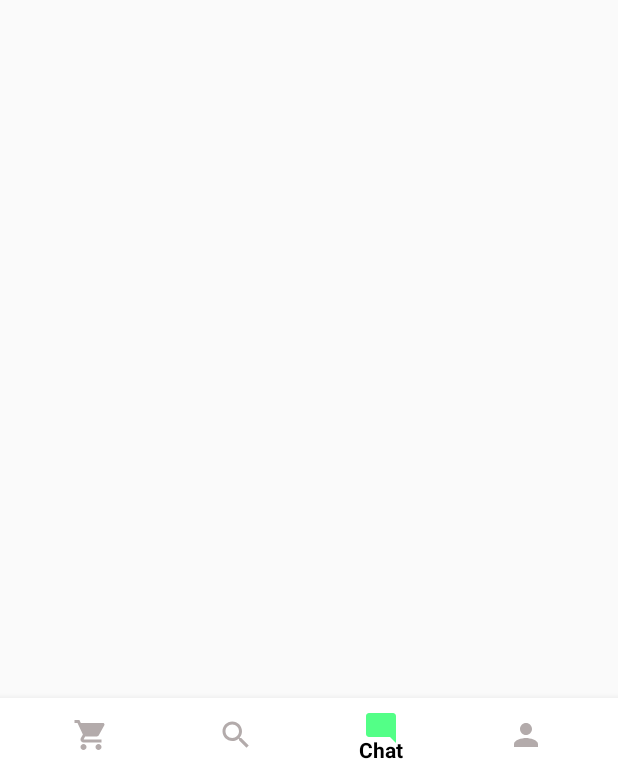
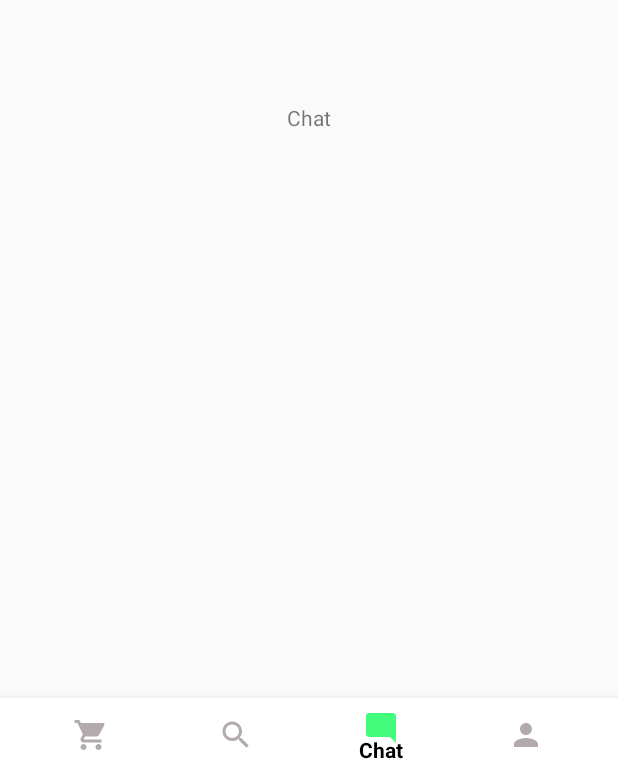
Before and after one commit to HolkerDev/Wholesale, an Android app: the screen it shows after launch (MainActivity), item 3 of the bottom bar chosen, on a phone screen of 412 x 824 dp. Shown: the part 463-1233 px from the top of the screen. Run offline under Robolectric (Android 15) with nearby library versions, the phone set to English and light mode, and no system bars; libraries missing offline, so code that uses them is left out: com.parse; 6 statements that could not run were skipped.

Commit message:
Add fragments to navigation

```diff
--- /dev/null
+++ b/app/src/main/java/com/dev/holker/wholesale/ChatFragment.kt
@@ -0,0 +1,13 @@
+package com.dev.holker.wholesale
+
+import android.os.Bundle
+import android.support.v4.app.Fragment
+import android.view.LayoutInflater
+import android.view.View
+import android.view.ViewGroup
+
+class ChatFragment : Fragment() {
+    override fun onCreateView(inflater: LayoutInflater, container: ViewGroup?, savedInstanceState: Bundle?): View? {
+        return inflater.inflate(R.layout.fragment_chat, null)
+    }
+}
--- a/app/src/main/java/com/dev/holker/wholesale/MainActivity.kt
+++ b/app/src/main/java/com/dev/holker/wholesale/MainActivity.kt
@@ -2,11 +2,45 @@ package com.dev.holker.wholesale
 
 import android.support.v7.app.AppCompatActivity
 import android.os.Bundle
+import android.support.design.widget.BottomNavigationView
+import android.support.v4.app.Fragment
+import android.view.MenuItem
+import kotlinx.android.synthetic.main.activity_main.*
 
-class MainActivity : AppCompatActivity() {
+class MainActivity : AppCompatActivity(), BottomNavigationView.OnNavigationItemSelectedListener {
+
+    override fun onNavigationItemSelected(p0: MenuItem): Boolean {
+        when (p0.itemId) {
+            R.id.navigation_orders -> {
+                loadFragment(OrdersFragment())
+                return true
+            }
+            R.id.navigation_search -> {
+                loadFragment(SearchFragment())
+                return true
+            }
+            R.id.navigation_chat -> {
+                loadFragment(ChatFragment())
+                return true
+            }
+            R.id.navigation_profile -> {
+                loadFragment(ProfileFragment())
+                return true
+            }
+        }
+        return false
+    }
+
+    private fun loadFragment(fragment: Fragment): Boolean {
+        supportFragmentManager.beginTransaction().replace(R.id.fragmemt_container, fragment).commit()
+        return true
+    }
 
     override fun onCreate(savedInstanceState: Bundle?) {
         super.onCreate(savedInstanceState)
         setContentView(R.layout.activity_main)
+
+        navigation_bottom.setOnNavigationItemSelectedListener(this)
+        loadFragment(OrdersFragment())
     }
 }
--- /dev/null
+++ b/app/src/main/java/com/dev/holker/wholesale/OrdersFragment.kt
@@ -0,0 +1,14 @@
+package com.dev.holker.wholesale
+
+import android.os.Bundle
+import android.support.v4.app.Fragment
+import android.view.LayoutInflater
+import android.view.View
+import android.view.ViewGroup
+
+
+class OrdersFragment : Fragment() {
+    override fun onCreateView(inflater: LayoutInflater, container: ViewGroup?, savedInstanceState: Bundle?): View? {
+        return inflater.inflate(R.layout.fragment_orders, null)
+    }
+}
--- a/app/src/main/res/color/bottom_navigation_colors.xml
+++ b/app/src/main/res/color/bottom_navigation_colors.xml
@@ -1,5 +1,5 @@
 <?xml version="1.0" encoding="utf-8"?>
 <selector xmlns:android="http://schemas.android.com/apk/res/android">
-    <item android:state_checked="true" android:color="#53ff87" />
+    <item android:state_checked="true" android:color="#42fc7b" />
     <item android:state_checked="false" android:color="#b3abab"/>
 </selector>
--- /dev/null
+++ b/app/src/main/res/layout/fragment_chat.xml
@@ -0,0 +1,12 @@
+<?xml version="1.0" encoding="utf-8"?>
+<RelativeLayout xmlns:android="http://schemas.android.com/apk/res/android"
+                android:layout_width="match_parent"
+                android:layout_height="match_parent">
+
+    <TextView
+            android:text="Chat"
+            android:layout_width="wrap_content"
+            android:layout_height="wrap_content"
+            android:id="@+id/textView4"
+            android:layout_centerInParent="true"/>
+</RelativeLayout>
--- a/app/src/main/res/menu/navigation.xml
+++ b/app/src/main/res/menu/navigation.xml
@@ -1,5 +1,6 @@
 <?xml version="1.0" encoding="utf-8"?>
-<menu xmlns:android="http://schemas.android.com/apk/res/android">
+<menu xmlns:android="http://schemas.android.com/apk/res/android"
+      xmlns:app="http://schemas.android.com/apk/res-auto">
     <item
             android:id="@+id/navigation_orders"
             android:icon="@drawable/ic_shopping_cart_black_24dp"
@@ -13,7 +14,8 @@
             android:icon="@drawable/ic_mode_comment_black_24dp"
             android:title="Chat"/>
 
-    <item android:id="@+id/navigation_profile"
-          android:icon="@drawable/ic_person_black_24dp"
-          android:title="Profile"/>
+    <item
+            android:id="@+id/navigation_profile"
+            android:icon="@drawable/ic_person_black_24dp"
+            android:title="Profile"/>
 </menu>
```
Also changed, not shown: app/src/main/java/com/dev/holker/wholesale/ProfileFragment.kt (added, +13 -0 lines), app/src/main/java/com/dev/holker/wholesale/SearchFragment.kt (added, +13 -0 lines), app/src/main/res/layout/fragment_orders.xml (added, +12 -0 lines), app/src/main/res/layout/fragment_profile.xml (added, +12 -0 lines), app/src/main/res/layout/fragment_search.xml (added, +12 -0 lines).
